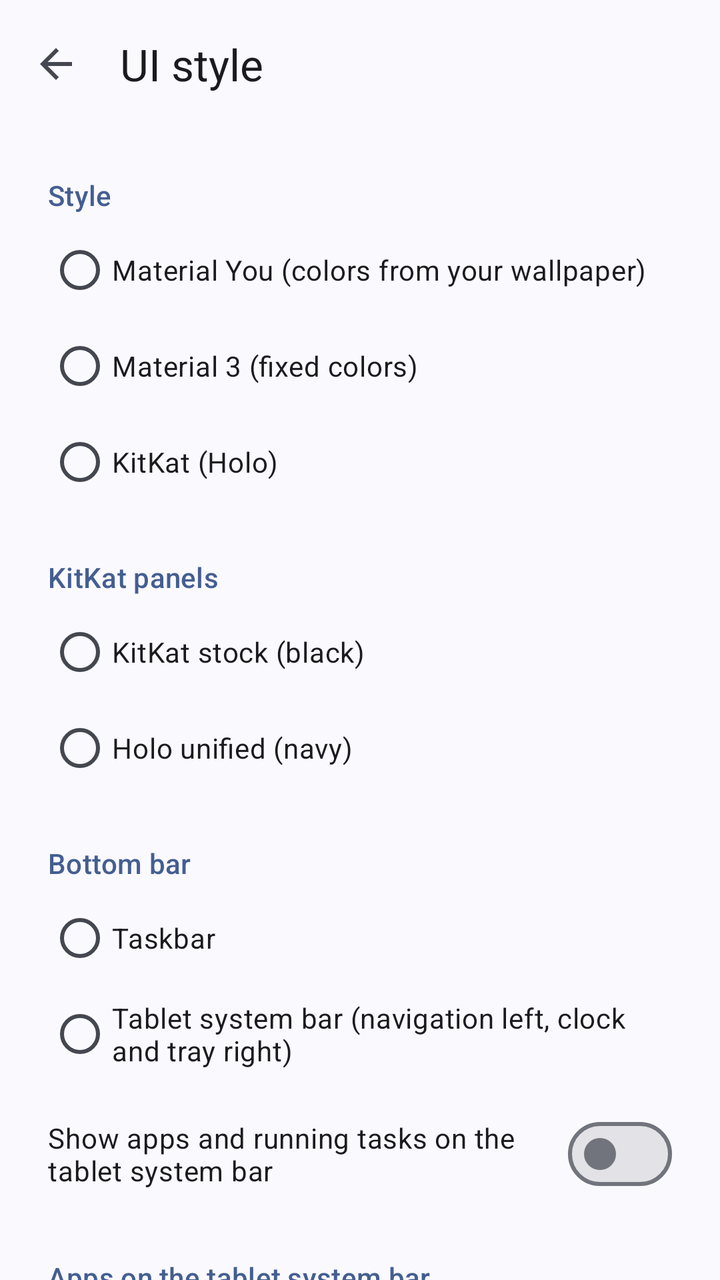
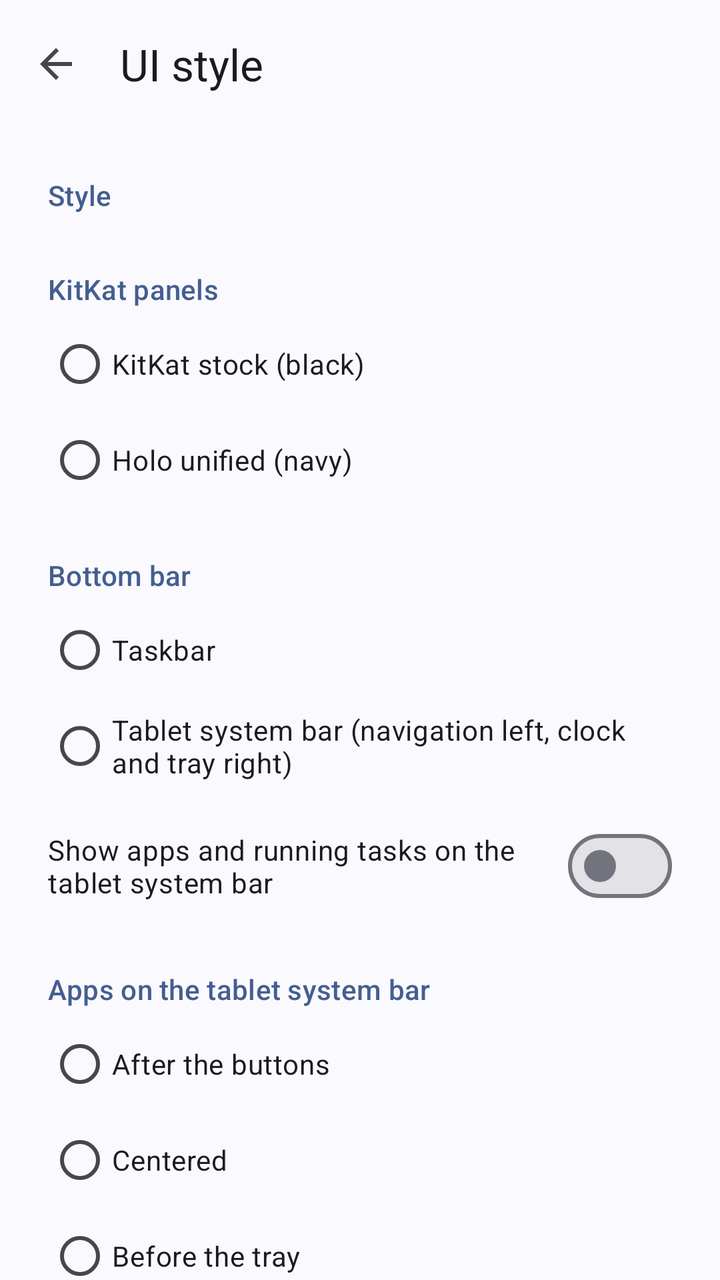

Screens rendered from an Android XML layout before and after an edit, with the pre-edit source and the edit as a unified diff.
<!-- AndroidManifest.xml: application theme Theme.RetroStyle -->
<!-- res/layout/activity_style.xml -->
<?xml version="1.0" encoding="utf-8"?>
<LinearLayout xmlns:android="http://schemas.android.com/apk/res/android"
    xmlns:app="http://schemas.android.com/apk/res-auto"
    android:layout_width="match_parent"
    android:layout_height="match_parent"
    android:fitsSystemWindows="true"
    android:orientation="vertical">

    <com.google.android.material.appbar.MaterialToolbar
        android:id="@+id/toolbar"
        android:layout_width="match_parent"
        android:layout_height="?attr/actionBarSize"
        app:navigationContentDescription="@string/navigate_up"
        app:navigationIcon="@drawable/ic_arrow_back"
        app:title="@string/app_name" />

    <androidx.core.widget.NestedScrollView
        android:layout_width="match_parent"
        android:layout_height="match_parent">

        <LinearLayout
            android:layout_width="match_parent"
            android:layout_height="wrap_content"
            android:orientation="vertical"
            android:paddingHorizontal="24dp"
            android:paddingBottom="24dp">

            <TextView
                style="@style/RetroStyle.Section"
                android:text="@string/section_style" />

            <RadioGroup
                android:id="@+id/style_group"
                android:layout_width="match_parent"
                android:layout_height="wrap_content">

                <com.google.android.material.radiobutton.MaterialRadioButton
                    android:id="@+id/style_material"
                    style="@style/RetroStyle.Choice"
                    android:text="@string/style_material" />

                <com.google.android.material.radiobutton.MaterialRadioButton
                    android:id="@+id/style_m3"
                    style="@style/RetroStyle.Choice"
                    android:text="@string/style_m3" />

                <com.google.android.material.radiobutton.MaterialRadioButton
                    android:id="@+id/style_kitkat"
                    style="@style/RetroStyle.Choice"
                    android:text="@string/style_kitkat" />
            </RadioGroup>

            <TextView
                style="@style/RetroStyle.Section"
                android:text="@string/section_variant" />

            <RadioGroup
                android:id="@+id/variant_group"
                android:layout_width="match_parent"
                android:layout_height="wrap_content">

                <com.google.android.material.radiobutton.MaterialRadioButton
                    android:id="@+id/variant_kitkat_stock"
                    style="@style/RetroStyle.Choice"
                    android:text="@string/variant_kitkat_stock" />

                <com.google.android.material.radiobutton.MaterialRadioButton
                    android:id="@+id/variant_holo_unified"
                    style="@style/RetroStyle.Choice"
                    android:text="@string/variant_holo_unified" />
            </RadioGroup>

            <TextView
                style="@style/RetroStyle.Section"
                android:text="@string/section_layout" />

            <RadioGroup
                android:id="@+id/layout_group"
                android:layout_width="match_parent"
                android:layout_height="wrap_content">

                <com.google.android.material.radiobutton.MaterialRadioButton
                    android:id="@+id/layout_stock"
                    style="@style/RetroStyle.Choice"
                    android:text="@string/layout_stock" />

                <com.google.android.material.radiobutton.MaterialRadioButton
                    android:id="@+id/layout_system_bar"
                    style="@style/RetroStyle.Choice"
                    android:text="@string/layout_system_bar" />
            </RadioGroup>

            <com.google.android.material.materialswitch.MaterialSwitch
                android:id="@+id/bar_apps"
                android:layout_width="match_parent"
                android:layout_height="wrap_content"
                android:layout_marginTop="8dp"
                android:minHeight="56dp"
                android:text="@string/bar_apps" />

            <TextView
                style="@style/RetroStyle.Section"
                android:text="@string/section_apps_gravity" />

            <RadioGroup
                android:id="@+id/apps_gravity_group"
                android:layout_width="match_parent"
                android:layout_height="wrap_content">

                <com.google.android.material.radiobutton.MaterialRadioButton
                    android:id="@+id/apps_gravity_start"
                    style="@style/RetroStyle.Choice"
                    android:text="@string/apps_gravity_start" />

                <com.google.android.material.radiobutton.MaterialRadioButton
                    android:id="@+id/apps_gravity_center"
                    style="@style/RetroStyle.Choice"
                    android:text="@string/apps_gravity_center" />

                <com.google.android.material.radiobutton.MaterialRadioButton
                    android:id="@+id/apps_gravity_end"
                    style="@style/RetroStyle.Choice"
                    android:text="@string/apps_gravity_end" />
            </RadioGroup>

            <TextView
                style="@style/RetroStyle.Section"
                android:text="@string/section_bar_buttons" />

            <com.google.android.material.materialswitch.MaterialSwitch
                android:id="@+id/bar_button_vol_down"
                style="@style/RetroStyle.Switch"
                android:text="@string/bar_button_vol_down" />

            <com.google.android.material.materialswitch.MaterialSwitch
                android:id="@+id/bar_button_vol_up"
                style="@style/RetroStyle.Switch"
                android:text="@string/bar_button_vol_up" />

            <com.google.android.material.materialswitch.MaterialSwitch
                android:id="@+id/bar_button_screenshot"
                style="@style/RetroStyle.Switch"
                android:text="@string/bar_button_screenshot" />

            <com.google.android.material.materialswitch.MaterialSwitch
                android:id="@+id/bar_button_power"
                style="@style/RetroStyle.Switch"
                android:text="@string/bar_button_power" />

            <TextView
                style="@style/RetroStyle.Section"
                android:text="@string/section_anchor" />

            <RadioGroup
                android:id="@+id/anchor_group"
                android:layout_width="match_parent"
                android:layout_height="wrap_content">

                <com.google.android.material.radiobutton.MaterialRadioButton
                    android:id="@+id/anchor_top_end"
                    style="@style/RetroStyle.Choice"
                    android:text="@string/anchor_top_end" />

                <com.google.android.material.radiobutton.MaterialRadioButton
                    android:id="@+id/anchor_bottom_end"
                    style="@style/RetroStyle.Choice"
                    android:text="@string/anchor_bottom_end" />
            </RadioGroup>

            <com.google.android.material.materialswitch.MaterialSwitch
                android:id="@+id/hide_status_bar"
                android:layout_width="match_parent"
                android:layout_height="wrap_content"
                android:layout_marginTop="16dp"
                android:minHeight="56dp"
                android:text="@string/hide_status_bar" />

            <TextView
                android:layout_width="match_parent"
                android:layout_height="wrap_content"
                android:layout_marginTop="8dp"
                android:text="@string/footer"
                android:textAppearance="?attr/textAppearanceBodySmall" />
        </LinearLayout>
    </androidx.core.widget.NestedScrollView>
</LinearLayout>
<!-- resources referenced by this layout -->
<resources>
  <!-- drawable ic_arrow_back (drawable) -->
  <?xml version="1.0" encoding="utf-8"?>
  <vector xmlns:android="http://schemas.android.com/apk/res/android"
      android:width="24dp"
      android:height="24dp"
      android:autoMirrored="true"
      android:tint="?attr/colorControlNormal"
      android:viewportWidth="24"
      android:viewportHeight="24">
      <path
          android:fillColor="#FFFFFFFF"
          android:pathData="M20,11H7.83l5.59,-5.59L12,4l-8,8 8,8 1.41,-1.41L7.83,13H20v-2z" />
  </vector>
  <string name="anchor_bottom_end">From the tray, bottom right</string>
  <string name="anchor_top_end">From the top right</string>
  <string name="app_name">UI style</string>
  <string name="apps_gravity_center">Centered</string>
  <string name="apps_gravity_end">Before the tray</string>
  <string name="apps_gravity_start">After the buttons</string>
  <string name="bar_apps">Show apps and running tasks on the tablet system bar</string>
  <string name="bar_button_power">Sleep (hold for the power menu)</string>
  <string name="bar_button_screenshot">Screenshot</string>
  <string name="bar_button_vol_down">Volume down</string>
  <string name="bar_button_vol_up">Volume up</string>
  <string name="footer">The KitKat style always hides the top status bar on the tablet system bar. Changes apply right away; open apps restyle when they restart.</string>
  <string name="hide_status_bar">Hide the top status bar on the tablet system bar</string>
  <string name="layout_stock">Taskbar</string>
  <string name="layout_system_bar">Tablet system bar (navigation left, clock and tray right)</string>
  <string name="navigate_up">Navigate up</string>
  <string name="section_anchor">Notifications and Quick Settings open</string>
  <string name="section_apps_gravity">Apps on the tablet system bar</string>
  <string name="section_bar_buttons">Extra buttons on the tablet system bar</string>
  <string name="section_layout">Bottom bar</string>
  <string name="section_style">Style</string>
  <string name="section_variant">KitKat panels</string>
  <string name="style_kitkat">KitKat (Holo)</string>
  <string name="style_m3">Material 3 (fixed colors)</string>
  <string name="style_material">Material You (colors from your wallpaper)</string>
  <string name="variant_holo_unified">Holo unified (navy)</string>
  <string name="variant_kitkat_stock">KitKat stock (black)</string>
  <style name="RetroStyle.Choice" parent="">
          <item name="android:layout_width">match_parent</item>
          <item name="android:layout_height">wrap_content</item>
          <item name="android:minHeight">48dp</item>
      </style>
  <style name="RetroStyle.Section" parent="">
          <item name="android:layout_width">match_parent</item>
          <item name="android:layout_height">wrap_content</item>
          <item name="android:layout_marginTop">24dp</item>
          <item name="android:layout_marginBottom">4dp</item>
          <item name="android:textAppearance">?attr/textAppearanceTitleSmall</item>
          <item name="android:textColor">?attr/colorPrimary</item>
      </style>
  <style name="RetroStyle.Switch" parent="">
          <item name="android:layout_width">match_parent</item>
          <item name="android:layout_height">wrap_content</item>
          <item name="android:minHeight">48dp</item>
      </style>
  <style name="Theme.RetroStyle" parent="Theme.Material3.DynamicColors.DayNight.NoActionBar" />
</resources>

<!-- the commit's change to res/layout/activity_style.xml (unified diff, before → after) -->
@@ -29,28 +29,14 @@
                 style="@style/RetroStyle.Section"
                 android:text="@string/section_style" />
 
+            
             <RadioGroup
                 android:id="@+id/style_group"
                 android:layout_width="match_parent"
-                android:layout_height="wrap_content">
-
-                <com.google.android.material.radiobutton.MaterialRadioButton
-                    android:id="@+id/style_material"
-                    style="@style/RetroStyle.Choice"
-                    android:text="@string/style_material" />
-
-                <com.google.android.material.radiobutton.MaterialRadioButton
-                    android:id="@+id/style_m3"
-                    style="@style/RetroStyle.Choice"
-                    android:text="@string/style_m3" />
-
-                <com.google.android.material.radiobutton.MaterialRadioButton
-                    android:id="@+id/style_kitkat"
-                    style="@style/RetroStyle.Choice"
-                    android:text="@string/style_kitkat" />
-            </RadioGroup>
+                android:layout_height="wrap_content" />
 
             <TextView
+                android:id="@+id/variant_section"
                 style="@style/RetroStyle.Section"
                 android:text="@string/section_variant" />
 
<!-- resource entries referenced after the edit -->
@@ -24,7 +24,7 @@
   <string name="bar_button_screenshot">Screenshot</string>
   <string name="bar_button_vol_down">Volume down</string>
   <string name="bar_button_vol_up">Volume up</string>
-  <string name="footer">The KitKat style always hides the top status bar on the tablet system bar. Changes apply right away; open apps restyle when they restart.</string>
+  <string name="footer">Styles with the KitKat panels always hide the top status bar on the tablet system bar. Some styles also switch dark mode on or off; styles that leave it alone, like Material You, give you back your own setting. Changes apply right away; open apps restyle when they restart.</string>
   <string name="hide_status_bar">Hide the top status bar on the tablet system bar</string>
   <string name="layout_stock">Taskbar</string>
   <string name="layout_system_bar">Tablet system bar (navigation left, clock and tray right)</string>
@@ -35,9 +35,6 @@
   <string name="section_layout">Bottom bar</string>
   <string name="section_style">Style</string>
   <string name="section_variant">KitKat panels</string>
-  <string name="style_kitkat">KitKat (Holo)</string>
-  <string name="style_m3">Material 3 (fixed colors)</string>
-  <string name="style_material">Material You (colors from your wallpaper)</string>
   <string name="variant_holo_unified">Holo unified (navy)</string>
   <string name="variant_kitkat_stock">KitKat stock (black)</string>
   <style name="RetroStyle.Choice" parent="">
